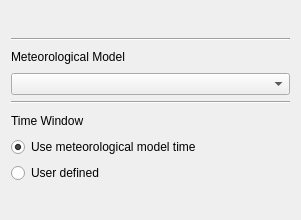
Qt form src/ui/reoshydraulicschemewidget.ui (vcloarec/ReosProject) before a commit.
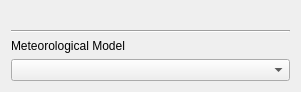
The same form after that commit. Custom widgets are drawn as their Qt base class.

```diff
--- a/src/ui/reoshydraulicschemewidget.ui
+++ b/src/ui/reoshydraulicschemewidget.ui
@@ -7,7 +7,7 @@
     <x>0</x>
     <y>0</y>
     <width>301</width>
-    <height>220</height>
+    <height>92</height>
    </rect>
   </property>
   <property name="windowTitle">
@@ -34,51 +34,6 @@
    <item>
     <widget class="QComboBox" name="mMeteoModelCombo"/>
    </item>
-   <item>
-    <widget class="Line" name="line_2">
-     <property name="orientation">
-      <enum>Qt::Horizontal</enum>
-     </property>
-    </widget>
-   </item>
-   <item>
-    <widget class="QLabel" name="label_2">
-     <property name="text">
-      <string>Time Window</string>
-     </property>
-    </widget>
-   </item>
-   <item>
-    <layout class="QGridLayout" name="gridLayout">
-     <item row="0" column="0">
-      <widget class="QRadioButton" name="mRadioButtonMeteoTime">
-       <property name="text">
-        <string>Use meteorological model time</string>
-       </property>
-       <property name="checked">
-        <bool>true</bool>
-       </property>
-      </widget>
-     </item>
-     <item row="1" column="0">
-      <widget class="QRadioButton" name="mRadioButtonUserDefinedTime">
-       <property name="text">
-        <string>User defined</string>
-       </property>
-      </widget>
-     </item>
-    </layout>
-   </item>
-   <item>
-    <layout class="QHBoxLayout" name="horizontalLayout">
-     <item>
-      <widget class="ReosParameterDateTimeWidget" name="mWidgetStartTime" native="true"/>
-     </item>
-     <item>
-      <widget class="ReosParameterDateTimeWidget" name="mWidgetEndTime" native="true"/>
-     </item>
-    </layout>
-   </item>
   </layout>
  </widget>
  <customwidgets>
@@ -88,12 +43,6 @@
    <header>reosparameterwidget.h</header>
    <container>1</container>
   </customwidget>
-  <customwidget>
-   <class>ReosParameterDateTimeWidget</class>
-   <extends>QWidget</extends>
-   <header>reosparameterwidget.h</header>
-   <container>1</container>
-  </customwidget>
  </customwidgets>
  <resources/>
  <connections/>
```
